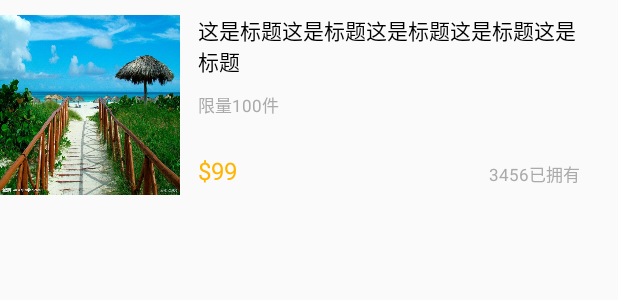
After one commit to haikelei/Android-liuzhi, an Android app: the layout layout_item_goods.xml on its own in the app's theme, with its tools: preview values and no code run, on a phone screen of 412 x 824 dp. The commit adds this screen. Shown: the top 300 px of the screen. Run offline under Robolectric (Android 15) with nearby library versions, the phone set to English and light mode, and no system bars.

Commit message:
增加购物

```diff
--- a/app/build.gradle
+++ b/app/build.gradle
@@ -30,6 +30,11 @@ dependencies {
     compile 'com.jakewharton:butterknife:8.6.0'
     annotationProcessor 'com.jakewharton:butterknife-compiler:8.6.0'
     implementation 'com.flyco.tablayout:FlycoTabLayout_Lib:2.1.2@aar'
+    implementation 'com.github.GrenderG:Toasty:1.3.0'
+    implementation 'com.youth.banner:banner:1.4.10'
+    compile 'org.greenrobot:eventbus:3.0.0'
+    compile 'com.github.limxing:Android-PromptDialog:1.1.3'
+    implementation 'com.github.bumptech.glide:glide:3.7.0'
     /*图片视频三方库*/
     implementation 'com.github.LuckSiege.PictureSelector:picture_library:v2.2.3'
 }
--- a/app/src/main/java/com/hykj/liuzhi/androidcomponents/ui/bottomnavigation/BottomNavigationView.java
+++ b/app/src/main/java/com/hykj/liuzhi/androidcomponents/ui/bottomnavigation/BottomNavigationView.java
@@ -18,7 +18,7 @@ import com.hykj.liuzhi.R;
 import com.hykj.liuzhi.androidcomponents.ui.fragment.AddFragment;
 import com.hykj.liuzhi.androidcomponents.ui.fragment.CircleFragment;
 import com.hykj.liuzhi.androidcomponents.ui.fragment.HomeFragment;
-import com.hykj.liuzhi.androidcomponents.ui.fragment.MessageFragment;
+import com.hykj.liuzhi.androidcomponents.ui.fragment.ShopFragment;
 import com.hykj.liuzhi.androidcomponents.ui.fragment.MineFragment;
 
 /**
@@ -70,7 +70,7 @@ public class BottomNavigationView extends RelativeLayout {
         HomeFragment homeFragment = new HomeFragment();
         CircleFragment circleFragment = new CircleFragment();
         AddFragment addFragment = new AddFragment();
-        MessageFragment messageFragment = new MessageFragment();
+        ShopFragment messageFragment = new ShopFragment();
         MineFragment mineFragment = new MineFragment();
         fragmentList = new ArrayList();
         fragmentList.add(homeFragment);
--- a/app/src/main/java/com/hykj/liuzhi/androidcomponents/ui/fragment/HomeFragment.java
+++ b/app/src/main/java/com/hykj/liuzhi/androidcomponents/ui/fragment/HomeFragment.java
@@ -69,11 +69,12 @@ public class HomeFragment extends Fragment {
                 break;
             case R.id.rl_search:
                 intent = new Intent(getContext(), LoginActivity.class);
+                startActivity(intent);
                 break;
             case R.id.iv_message:
                 intent = new Intent(getContext(), MessageActivity.class);
+                startActivity(intent);
                 break;
         }
-        startActivity(intent);
     }
 }
--- /dev/null
+++ b/app/src/main/res/layout/layout_item_goods.xml
@@ -0,0 +1,57 @@
+<?xml version="1.0" encoding="utf-8"?>
+<RelativeLayout xmlns:android="http://schemas.android.com/apk/res/android"
+    android:layout_width="match_parent"
+    android:layout_marginTop="10dp"
+    android:layout_height="120dp">
+
+    <ImageView
+        android:id="@+id/iv_goods"
+        android:background="@mipmap/test1"
+        android:layout_width="120dp"
+        android:layout_height="120dp" />
+    <TextView
+        android:id="@+id/tv_title"
+        android:textColor="#000000"
+        android:textSize="14sp"
+        android:layout_marginLeft="12dp"
+        android:layout_toRightOf="@id/iv_goods"
+        android:text="这是标题这是标题这是标题这是标题这是标题"
+        android:layout_marginRight="25dp"
+        android:layout_width="match_parent"
+        android:maxLines="2"
+        android:ellipsize="end"
+        android:layout_height="wrap_content" />
+    <TextView
+        android:layout_marginTop="10dp"
+        android:layout_below="@id/tv_title"
+        android:layout_marginLeft="12dp"
+        android:layout_toRightOf="@id/iv_goods"
+        android:textColor="#aaaaaa"
+        android:textSize="11sp"
+        android:text="限量100件"
+        android:layout_width="wrap_content"
+        android:layout_height="wrap_content" />
+
+    <TextView
+        android:layout_marginBottom="5dp"
+        android:layout_marginLeft="12dp"
+        android:layout_toRightOf="@id/iv_goods"
+        android:layout_alignParentBottom="true"
+        android:text="$99"
+        android:textSize="16sp"
+        android:textColor="#ffb400"
+        android:layout_width="wrap_content"
+        android:layout_height="wrap_content" />
+
+    <TextView
+        android:layout_marginBottom="5dp"
+        android:layout_alignParentRight="true"
+        android:layout_marginRight="25dp"
+        android:layout_alignParentBottom="true"
+        android:text="3456已拥有"
+        android:textSize="11sp"
+        android:textColor="#aaaaaa"
+        android:layout_width="wrap_content"
+        android:layout_height="wrap_content" />
+
+</RelativeLayout>
```
Also changed, not shown: app/src/main/java/com/hykj/liuzhi/androidcomponents/bean/GoodDetailBean.java (added, +11 -0 lines), app/src/main/java/com/hykj/liuzhi/androidcomponents/interfaces/GlideImageLoader.java (added, +30 -0 lines), app/src/main/java/com/hykj/liuzhi/androidcomponents/ui/adapter/GoodsAdapter.java (added, +28 -0 lines), app/src/main/java/com/hykj/liuzhi/androidcomponents/ui/fragment/MessageFragment.java (deleted, +0 -27 lines), app/src/main/java/com/hykj/liuzhi/androidcomponents/ui/fragment/ShopFragment.java (added, +83 -0 lines), app/src/main/res/layout/fragment_message.xml (deleted, +0 -8 lines), app/src/main/res/layout/fragment_shop.xml (added, +64 -0 lines), 78 other files.
